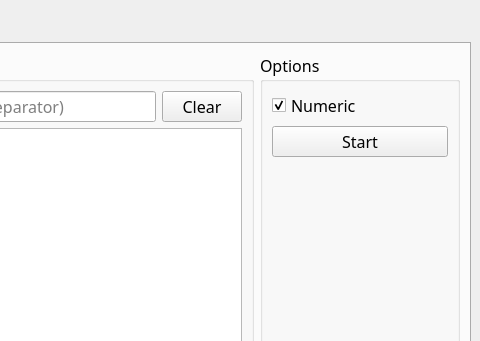
Old version of the form modules/windowConnections.ui in the repository bcavlin/onering; both pictures show x 356 to 836 and y 0 to 341 of the 836 by 496 pixel window.
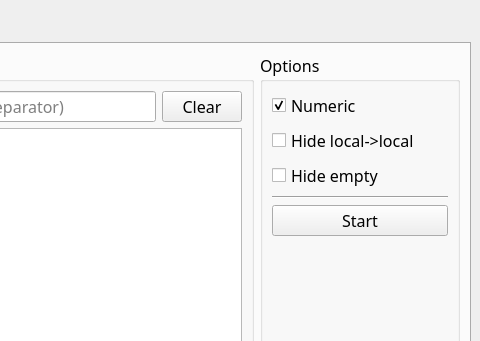
New version of the form.

Commit message: Added additional filtering to connections

```diff
--- a/modules/windowConnections.ui
+++ b/modules/windowConnections.ui
@@ -152,6 +152,27 @@
                  </property>
                 </widget>
                </item>
+               <item>
+                <widget class="QCheckBox" name="checkBox_hide_local">
+                 <property name="text">
+                  <string>Hide local-&gt;local</string>
+                 </property>
+                </widget>
+               </item>
+               <item>
+                <widget class="QCheckBox" name="checkBox_hide_empty">
+                 <property name="text">
+                  <string>Hide empty</string>
+                 </property>
+                </widget>
+               </item>
+               <item>
+                <widget class="Line" name="line">
+                 <property name="orientation">
+                  <enum>Qt::Horizontal</enum>
+                 </property>
+                </widget>
+               </item>
                <item>
                 <widget class="QPushButton" name="pushButton_start_netstat">
                  <property name="text">
```
Left out of the diff: 3 changed lines with no effect on the pictures. The commit also changes 2 other files.
